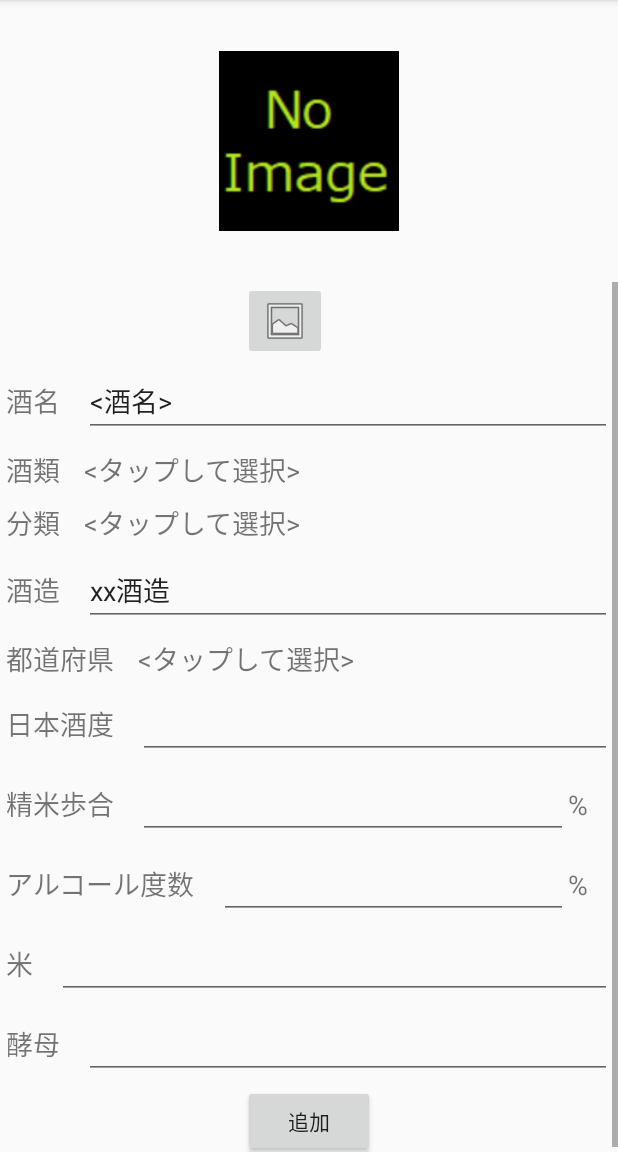
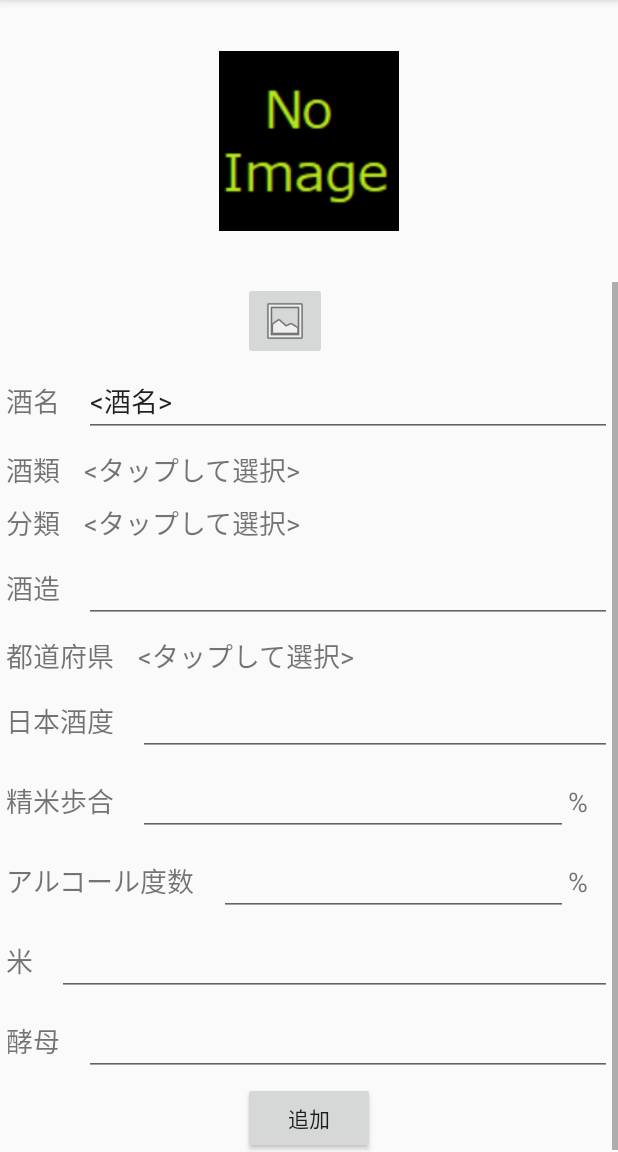
Before and after one commit to pyth0n14n/TastingGenie, an Android app: the screen it shows after launch (MainActivity), after a tap on an icon or button, on a phone screen of 412 x 824 dp, the part 84-1236 px from its top. Run offline under Robolectric (Android 15) with nearby library versions, the phone set to English and light mode, and no system bars; libraries missing offline, so code that uses them is left out: org.jetbrains.anko; 7 statements that could not run were skipped.

Commit message:
SakeInformationのDBへの追加処理を実装

```diff
--- a/app/src/main/java/psycho/mountain/tastinggenie/MainActivity.kt
+++ b/app/src/main/java/psycho/mountain/tastinggenie/MainActivity.kt
@@ -84,7 +84,10 @@ class MainActivity : AppCompatActivity(),
         startActivityForResult(intent, REQUEST_GET_IMAGE)
     }
 
-    override fun onClickAddButton() {
+    override fun onClickAddButton(sakeList: SakeList) {
+        // DBへの追加
+        sakeDBManager.insertSakeListFromList(sakeList)
+
         val fragmentManager = supportFragmentManager
         val fragmentTransaction = fragmentManager.beginTransaction()
 
@@ -142,6 +145,7 @@ class MainActivity : AppCompatActivity(),
                     }
                     imageView?.let {
                         it.imageURI = resultUri// imageBitmap = compressBitmap(it) // TODO
+                        it.contentDescription = resultUri.toString()  // DBにはStringとして保存する
                     }
                 } catch (e : IOException){
                     e.printStackTrace()
--- a/app/src/main/java/psycho/mountain/tastinggenie/database/SakeDBManager.kt
+++ b/app/src/main/java/psycho/mountain/tastinggenie/database/SakeDBManager.kt
@@ -35,6 +35,25 @@ class SakeDBManager (context: Context){
                 SakeDBOpenHelper.COL_RICE to rice,
                 SakeDBOpenHelper.COL_YEAST to yeast
                 )
+        }
+    }
+
+    fun insertSakeListFromList(sakeList: SakeList) {
+        sakeListDb.use {
+            insert(
+                SakeDBOpenHelper.TABLE_SAKE_LIST,
+                SakeDBOpenHelper.COL_NAME to sakeList.name,
+                SakeDBOpenHelper.COL_GRADE to sakeList.grade,
+                SakeDBOpenHelper.COL_TYPE to sakeList.type,
+                SakeDBOpenHelper.COL_IMAGE to sakeList.image,
+                SakeDBOpenHelper.COL_MAKER to sakeList.maker,
+                SakeDBOpenHelper.COL_PREF to sakeList.prefecture,
+                SakeDBOpenHelper.COL_SAKE_DEG to sakeList.sake_deg,
+                SakeDBOpenHelper.COL_POL_RATE to sakeList.pol_rate,
+                SakeDBOpenHelper.COL_ALCOHOL to sakeList.alcohol,
+                SakeDBOpenHelper.COL_RICE to sakeList.rice,
+                SakeDBOpenHelper.COL_YEAST to sakeList.yeast
+            )
         }
     }
 
--- a/app/src/main/java/psycho/mountain/tastinggenie/listview/RecyclerAdapter.kt
+++ b/app/src/main/java/psycho/mountain/tastinggenie/listview/RecyclerAdapter.kt
@@ -30,11 +30,12 @@ class RecyclerAdapter(
     override fun onBindViewHolder(holder: RecyclerViewHolder, position: Int) {
         val myHolder:RecyclerViewHolder = holder
 
-        val sake = itemList[position]
+        val sake: SakeList = itemList[position]
 
         myHolder.sakeImageView.imageURI = Uri.parse(sake.image)
         myHolder.nameTextView.text = sake.name
         myHolder.gradeTextView.text = sake.grade
+        myHolder.typeTextView.text = sake.type.replace(",", " ")
 
         myHolder.sakeListItem.setOnClickListener{
             itemClickListener.onItemClick(position)
--- a/app/src/main/java/psycho/mountain/tastinggenie/listview/RecyclerViewHolder.kt
+++ b/app/src/main/java/psycho/mountain/tastinggenie/listview/RecyclerViewHolder.kt
@@ -18,5 +18,6 @@ class RecyclerViewHolder (view: View) : RecyclerView.ViewHolder(view) {
     val sakeImageView: ImageView = view.findViewById(R.id.sake_list_image)
     val nameTextView: TextView = view.findViewById(R.id.sake_list_name)
     val gradeTextView: TextView = view.findViewById(R.id.sake_list_grade)
+    val typeTextView: TextView = view.findViewById(R.id.sake_list_type)
 
 }
--- a/app/src/main/res/layout/fragment_sake_information.xml
+++ b/app/src/main/res/layout/fragment_sake_information.xml
@@ -220,7 +220,7 @@
                         android:layout_width="match_parent"
                         android:layout_height="wrap_content"
                         android:inputType="text"
-                        android:text="xx酒造"
+                        android:text=""
                         android:textSize="@dimen/text_normal" />
             </LinearLayout>
 
--- a/app/src/main/res/values/strings.xml
+++ b/app/src/main/res/values/strings.xml
@@ -29,5 +29,12 @@
     <string name="sake_degree">日本酒度</string>
     <string name="sake_alcohol">アルコール度数</string>
     <string name="sake_information_name_init"><![CDATA[<酒名>]]></string>
+    <string name="taste_strongly_spicy">大辛口</string>
+    <string name="taste_spicy">辛口</string>
+    <string name="taste_softly_spicy">やや辛口</string>
+    <string name="taste_normal">普通</string>
+    <string name="taste_softly_sweet">やや甘口</string>
+    <string name="taste_sweet">甘口</string>
+    <string name="taste_strongly_sweet">大甘口</string>
 
 </resources>
```
Also changed, not shown: app/src/main/java/psycho/mountain/tastinggenie/SakeInformationFragment.kt (+69 -4 lines), app/src/main/java/psycho/mountain/tastinggenie/database/SakeListParser.kt (+4 -4 lines), app/src/main/res/layout/sake_list_item.xml (+10 -2 lines).
